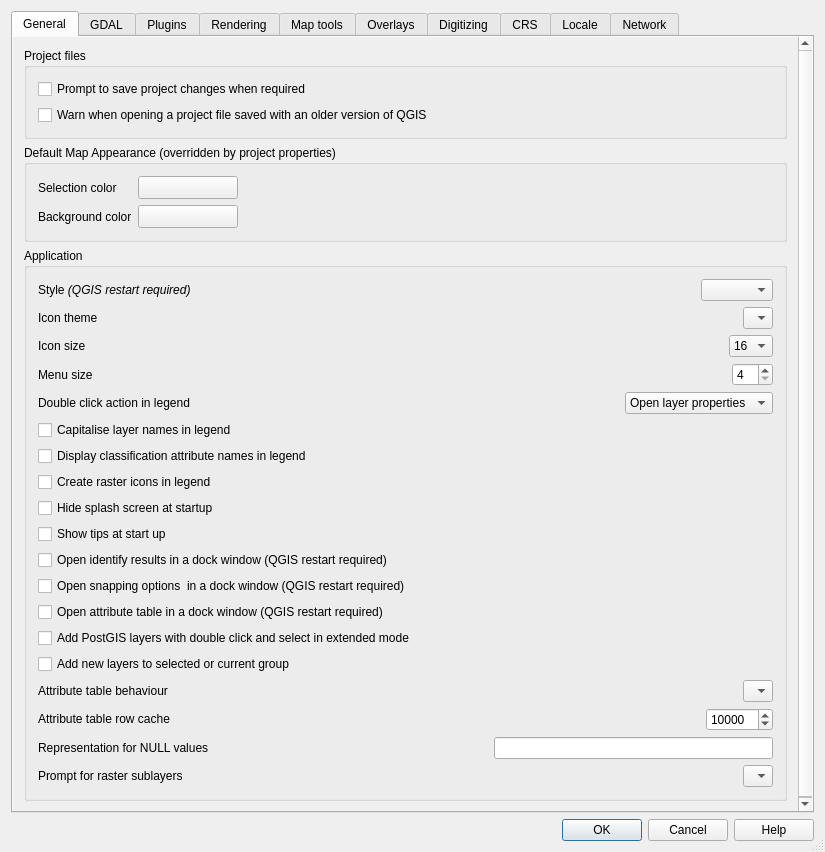
Qt form src/ui/qgsoptionsbase.ui (qgis/QGIS) before a commit.
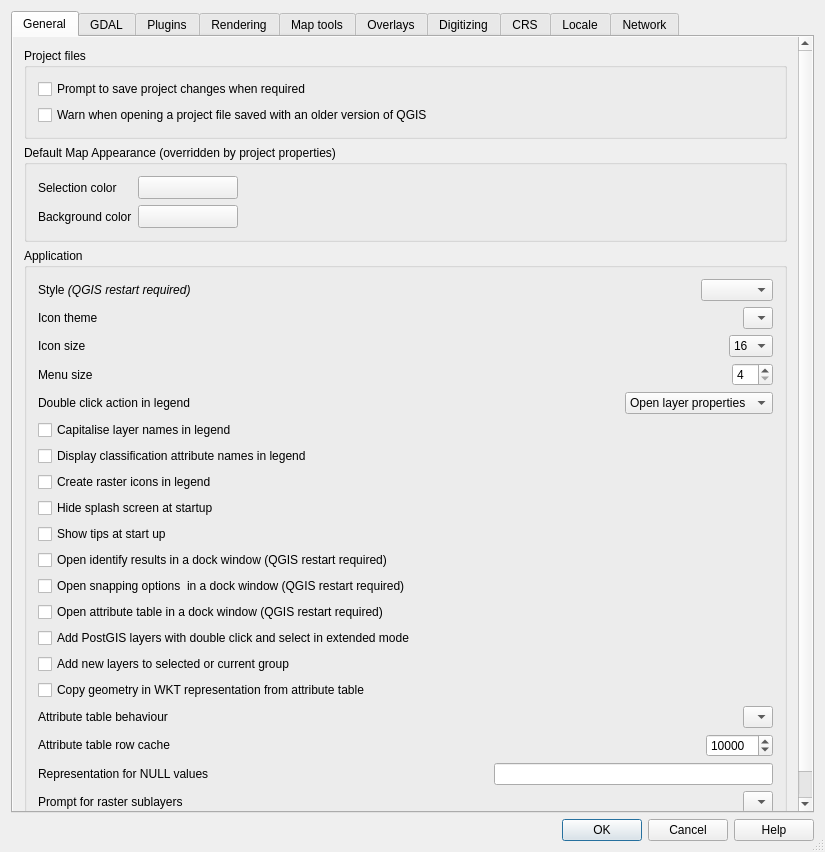
The same form after that commit. Icons and pictures are not drawn. Custom widgets are drawn as their Qt base class.

Commit message: [FEATURE] option to avoid WKT copying from attribute table (fix 4591)

The edit to the form file:
```diff
--- a/src/ui/qgsoptionsbase.ui
+++ b/src/ui/qgsoptionsbase.ui
@@ -67,7 +67,7 @@
             <x>0</x>
             <y>0</y>
             <width>787</width>
-            <height>831</height>
+            <height>823</height>
            </rect>
           </property>
           <layout class="QGridLayout" name="gridLayout">
@@ -438,6 +438,13 @@
                 </property>
                </widget>
               </item>
+              <item>
+               <widget class="QCheckBox" name="cbxCopyWKTGeomFromTable">
+                <property name="text">
+                 <string>Copy geometry in WKT representation from attribute table</string>
+                </property>
+               </widget>
+              </item>
               <item>
                <layout class="QHBoxLayout" name="horizontalLayout_5">
                 <item>
```
Left out of the diff: 28 changed lines with no effect on the pictures. The commit also changes 3 other files.
